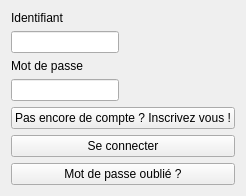
Old version of the form UI/login.ui in the repository Qdesmettre/QCM_generator.
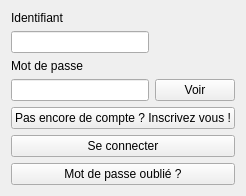
New version of the form.

Commit message: Add 'see password' option + small improvement to layout

What changed in the file:
```diff
--- a/UI/login.ui
+++ b/UI/login.ui
@@ -6,8 +6,8 @@
    <rect>
     <x>0</x>
     <y>0</y>
-    <width>232</width>
-    <height>195</height>
+    <width>222</width>
+    <height>194</height>
    </rect>
   </property>
   <property name="windowTitle">
@@ -15,8 +15,6 @@
   </property>
   <layout class="QGridLayout" name="gridLayout">
    <item row="0" column="0">
-    <layout class="QFormLayout" name="formLayout">
-     <item row="0" column="0">
       <widget class="QLabel" name="idLab">
        <property name="text">
         <string>Identifiant</string>
@@ -34,18 +32,27 @@
       </widget>
      </item>
      <item row="3" column="0">
-      <widget class="QLineEdit" name="pwdLine"/>
-     </item>
-     <item row="4" column="0">
-      <layout class="QVBoxLayout" name="verticalLayout">
-       <item>
+    <widget class="QLineEdit" name="pwdLine">
+     <property name="echoMode">
+      <enum>QLineEdit::Password</enum>
+     </property>
+    </widget>
+   </item>
+   <item row="3" column="1">
+    <widget class="QPushButton" name="seePwd">
+     <property name="text">
+      <string>Voir</string>
+     </property>
+    </widget>
+   </item>
+   <item row="4" column="0" colspan="2">
         <widget class="QPushButton" name="signin">
          <property name="text">
           <string>Pas encore de compte ? Inscrivez vous !</string>
          </property>
         </widget>
        </item>
-       <item>
+   <item row="5" column="0" colspan="2">
         <widget class="QPushButton" name="login">
          <property name="text">
           <string>Se connecter</string>
@@ -55,7 +62,7 @@
          </property>
         </widget>
        </item>
-       <item>
+   <item row="6" column="0" colspan="2">
         <widget class="QPushButton" name="pwdForgot">
          <property name="text">
           <string>Mot de passe oublié ?</string>
@@ -63,10 +70,6 @@
         </widget>
        </item>
       </layout>
-     </item>
-    </layout>
-   </item>
-  </layout>
  </widget>
  <resources/>
  <connections>
```
Left out of the diff: 8 changed lines with no effect on the pictures. Lines whose indentation alone changed are shown as unchanged. The commit also changes 2 other files.
